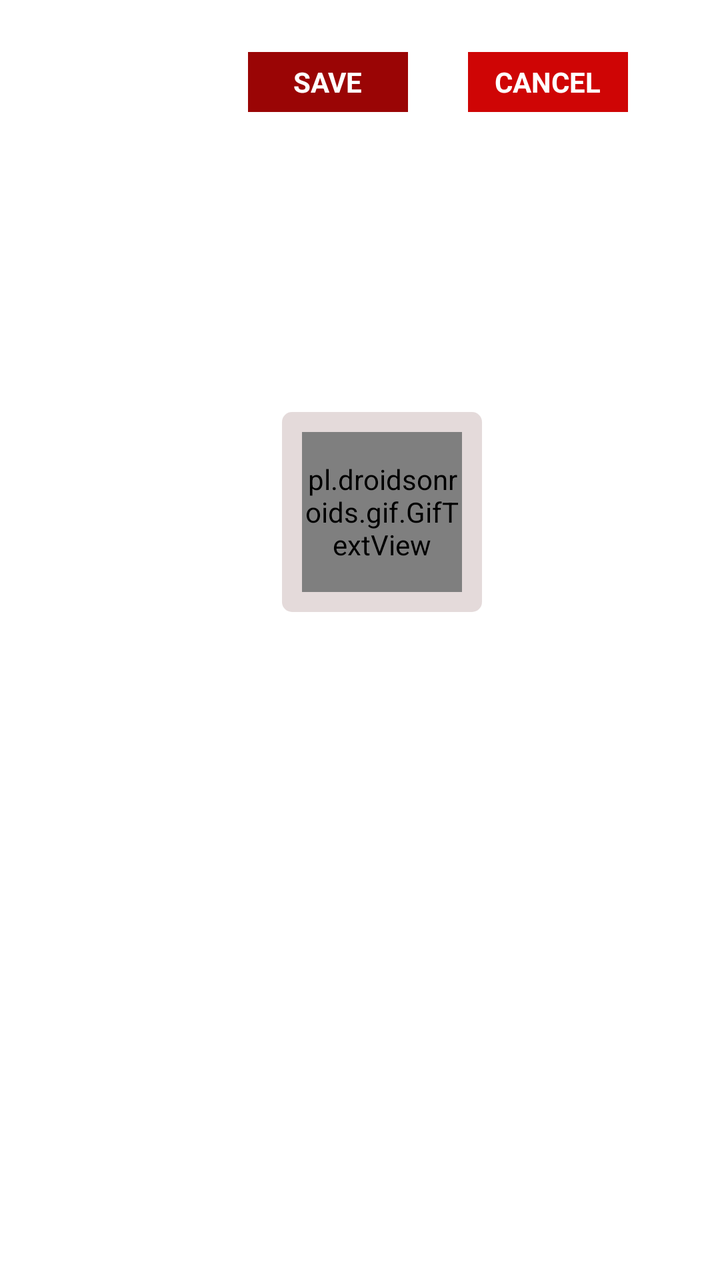
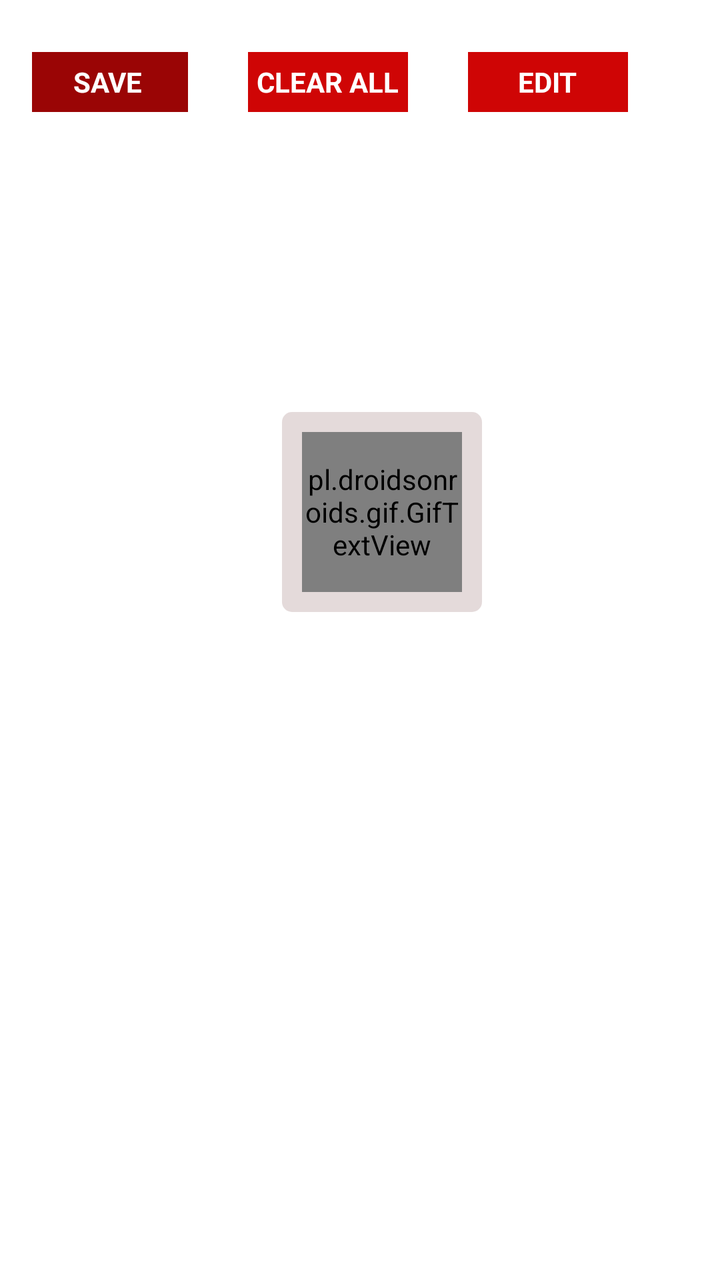

Screens rendered from an Android XML layout before and after an edit, with the pre-edit source and the edit as a unified diff.
<!-- AndroidManifest.xml: activity theme Theme.AppCompat.Dialog -->
<!-- res/layout/activity_air_conditioner_dialog.xml -->
<?xml version="1.0" encoding="utf-8"?>
<ScrollView xmlns:android="http://schemas.android.com/apk/res/android"
    xmlns:app="http://schemas.android.com/apk/res-auto"
    xmlns:tools="http://schemas.android.com/tools"
    android:layout_width="350dp"
    android:layout_height="500dp"
    android:background="@android:color/white"
    tools:context=".activity.AirConditionerDialogActivity"

    android:orientation="vertical">
    <LinearLayout
        android:layout_width="match_parent"
        android:layout_height="match_parent"
        android:orientation="vertical">
        <LinearLayout
            android:layout_width="match_parent"
            android:layout_height="30dp"
            android:gravity="right"
            android:layout_marginTop="10dp">
            <LinearLayout
                android:layout_width="80dp"
                android:layout_height="40dp"
                android:gravity="center"
                android:background="@drawable/lldesign4"
                android:layout_marginRight="30dp"
                android:id="@+id/llSave">
                <TextView
                    android:layout_width="wrap_content"
                    android:layout_height="wrap_content"
                    android:textColor="@android:color/white"
                    android:textAppearance="?android:textAppearanceSmall"
                    android:textStyle="bold"
                    android:text="SAVE"
                    android:layout_marginBottom="5dp"/>
            </LinearLayout>
            <LinearLayout
                android:layout_width="80dp"
                android:layout_height="40dp"
                android:gravity="center"
                android:background="@drawable/lldesign5"
                android:layout_marginRight="30dp"
                android:id="@+id/llCancel">
                <TextView
                    android:layout_width="wrap_content"
                    android:layout_height="wrap_content"
                    android:textColor="@android:color/white"
                    android:textAppearance="?android:textAppearanceSmall"
                    android:textStyle="bold"
                    android:text="CANCEL"
                    android:id="@+id/tvCancel"
                    android:layout_marginBottom="5dp"/>
            </LinearLayout>

        </LinearLayout>
        <LinearLayout
            android:layout_width="350dp"
            android:layout_height="400dp"
            android:orientation="vertical"
            android:gravity="center"
            android:id="@+id/llLoader"
            android:background="@android:color/white">
            <LinearLayout
                android:layout_width="100dp"
                android:layout_height="100dp"
                android:background="@drawable/lldesign6"
                android:orientation="vertical"
                android:gravity="center">
                <pl.droidsonroids.gif.GifTextView
                    android:layout_width="80dp"
                    android:layout_height="80dp"
                    android:background="@drawable/loader"
                    />
            </LinearLayout>
        </LinearLayout>

        <LinearLayout
            android:layout_width="350dp"
            android:layout_height="500dp"
            android:padding="10dp"
            android:background="@android:color/white"
            android:id="@+id/llMain"
            android:visibility="gone">
            <androidx.recyclerview.widget.RecyclerView
                android:layout_width="match_parent"
                android:layout_height="match_parent"
                android:id="@+id/rvItem"></androidx.recyclerview.widget.RecyclerView>
        </LinearLayout>

        <LinearLayout
            android:layout_width="350dp"
            android:layout_height="400dp"
            android:orientation="vertical"
            android:gravity="center"
            android:id="@+id/llAgain">
            <ImageView
                android:layout_width="30dp"
                android:layout_height="30dp"
                android:src="@drawable/nonstop"
                />
            <TextView
                android:layout_width="wrap_content"
                android:layout_height="wrap_content"
                android:layout_marginTop="10dp"
                android:textAppearance="?android:textAppearanceSmall"
                android:textStyle="bold"
                android:textColor="@color/color5"
                android:text="Try Again"/>
        </LinearLayout>
    </LinearLayout>


</ScrollView>
<!-- resources referenced by this layout -->
<resources>
  <color name="color5">#FEB5B2B0</color>
  <!-- drawable lldesign4 (drawable) -->
  <?xml version="1.0" encoding="utf-8"?>
  <shape xmlns:android="http://schemas.android.com/apk/res/android"
      android:shape="rectangle"
      >
      <solid android:color="@color/colorPrimary"
          android:width="1dp"></solid>
  
  
  </shape>
  <!-- drawable lldesign5 (drawable) -->
  <?xml version="1.0" encoding="utf-8"?>
  <shape xmlns:android="http://schemas.android.com/apk/res/android"
      android:shape="rectangle"
      >
      <solid android:color="#CF0505"
          android:width="1dp"></solid>
  
  
  </shape>
  <!-- drawable lldesign6 (drawable) -->
  <?xml version="1.0" encoding="utf-8"?>
  <shape xmlns:android="http://schemas.android.com/apk/res/android"
      android:shape="rectangle"
      >
      <solid android:color="#e4dada"
     ></solid>
      <corners android:radius="5dp"></corners>
  
  
  </shape>
  <!-- drawable loader: gif bitmap (drawable, 129254 bytes) -->
  <!-- drawable nonstop: png bitmap (drawable, 1913 bytes) -->
  <color name="colorPrimary">#9A0505</color>
</resources>

<!-- the commit's change to res/layout/activity_air_conditioner_dialog.xml (unified diff, before → after) -->
@@ -4,7 +4,6 @@
     xmlns:tools="http://schemas.android.com/tools"
     android:layout_width="350dp"
     android:layout_height="500dp"
-    android:background="@android:color/white"
     tools:context=".activity.AirConditionerDialogActivity"
 
     android:orientation="vertical">
@@ -43,11 +42,27 @@
                 <TextView
                     android:layout_width="wrap_content"
                     android:layout_height="wrap_content"
-                    android:textColor="@android:color/white"
+                    android:textColor="@color/white"
                     android:textAppearance="?android:textAppearanceSmall"
                     android:textStyle="bold"
-                    android:text="CANCEL"
+                    android:text="CLEAR ALL"
                     android:id="@+id/tvCancel"
+                    android:layout_marginBottom="5dp"/>
+            </LinearLayout>
+            <LinearLayout
+                android:layout_width="80dp"
+                android:layout_height="40dp"
+                android:gravity="center"
+                android:background="@drawable/lldesign5"
+                android:layout_marginRight="30dp"
+                android:id="@+id/llEdit">
+                <TextView
+                    android:layout_width="wrap_content"
+                    android:layout_height="wrap_content"
+                    android:textColor="@color/white"
+                    android:textAppearance="?android:textAppearanceSmall"
+                    android:textStyle="bold"
+                    android:text="EDIT"
                     android:layout_marginBottom="5dp"/>
             </LinearLayout>
 
@@ -79,11 +94,17 @@
             android:padding="10dp"
             android:background="@android:color/white"
             android:id="@+id/llMain"
-            android:visibility="gone">
+            android:visibility="gone"
+            android:orientation="vertical">
             <androidx.recyclerview.widget.RecyclerView
                 android:layout_width="match_parent"
                 android:layout_height="match_parent"
-                android:id="@+id/rvItem"></androidx.recyclerview.widget.RecyclerView>
+                android:id="@+id/rvGetItem"></androidx.recyclerview.widget.RecyclerView>
+            <androidx.recyclerview.widget.RecyclerView
+                android:layout_width="match_parent"
+                android:layout_height="match_parent"
+                android:id="@+id/rvItem"
+                android:visibility="gone"></androidx.recyclerview.widget.RecyclerView>
         </LinearLayout>
 
         <LinearLayout
@@ -92,11 +113,7 @@
             android:orientation="vertical"
             android:gravity="center"
             android:id="@+id/llAgain">
-            <ImageView
-                android:layout_width="30dp"
-                android:layout_height="30dp"
-                android:src="@drawable/nonstop"
-                />
+
             <TextView
                 android:layout_width="wrap_content"
                 android:layout_height="wrap_content"
<!-- resource entries referenced after the edit -->
@@ -1,6 +1,7 @@
 <!-- resources referenced by this layout -->
 <resources>
   <color name="color5">#FEB5B2B0</color>
+  <color name="white">#FFFFFF</color>
   <!-- drawable lldesign4 (drawable) -->
   <?xml version="1.0" encoding="utf-8"?>
   <shape xmlns:android="http://schemas.android.com/apk/res/android"
@@ -33,7 +34,6 @@
   
   </shape>
   <!-- drawable loader: gif bitmap (drawable, 129254 bytes) -->
-  <!-- drawable nonstop: png bitmap (drawable, 1913 bytes) -->
   <color name="colorPrimary">#9A0505</color>
 </resources>
 
